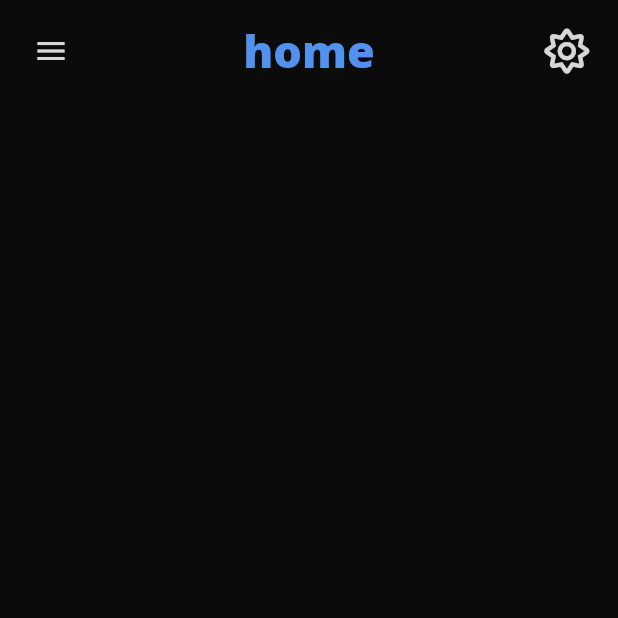
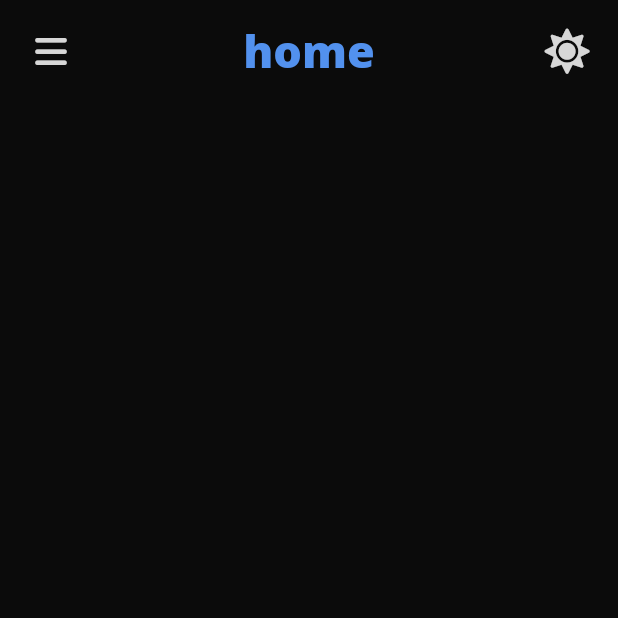
Before and after one commit to AkashSDas/steker, a Flutter app: the HomeScreen screen opened by its route, on a phone screen of 412 x 824 dp, the top half of it. Run offline on Flutter 3.47's test engine with Material 2 defaults, Android fonts, the phone set to English and light mode, and no system bars; our stand-ins replace cloud_firestore, dio, firebase_analytics, firebase_auth, firebase_core, flutter_icons and 1 more; missing offline and left inert: whatsapp_stickers; accounts and stored records are empty; Roboto replaces fonts that are missing (Nunito, Open Sans).

Commit message:
replace current icons with better ones

```diff
--- a/lib/shared/app_bar.dart
+++ b/lib/shared/app_bar.dart
@@ -1,4 +1,5 @@
 import 'package:flutter/material.dart';
+import 'package:flutter_icons/flutter_icons.dart';
 import 'package:provider/provider.dart';
 import 'package:steker/shared/btn.dart';
 
@@ -31,7 +32,7 @@
         children: [
           currentPath == '/home'
               ? IconButton(
-                  icon: Icon(Icons.menu),
+                  icon: Icon(FontAwesome.bars),
                   onPressed: () => scaffoldKey.currentState.openDrawer(),
                 )
               : IconButton(
--- a/lib/shared/btn.dart
+++ b/lib/shared/btn.dart
@@ -13,13 +13,13 @@
   Widget build(BuildContext context) {
     String currentMode = themeChanger.getThemeMode();
     Icon themeIcon = Icon(
-      FontAwesome.moon_o,
+      FontAwesome5Solid.moon,
       size: space * 3,
     );
 
     if (currentMode == 'dark') {
       themeIcon = Icon(
-        FontAwesome5.sun,
+        FontAwesome5Solid.sun,
         size: space * 3,
       );
     }
```
